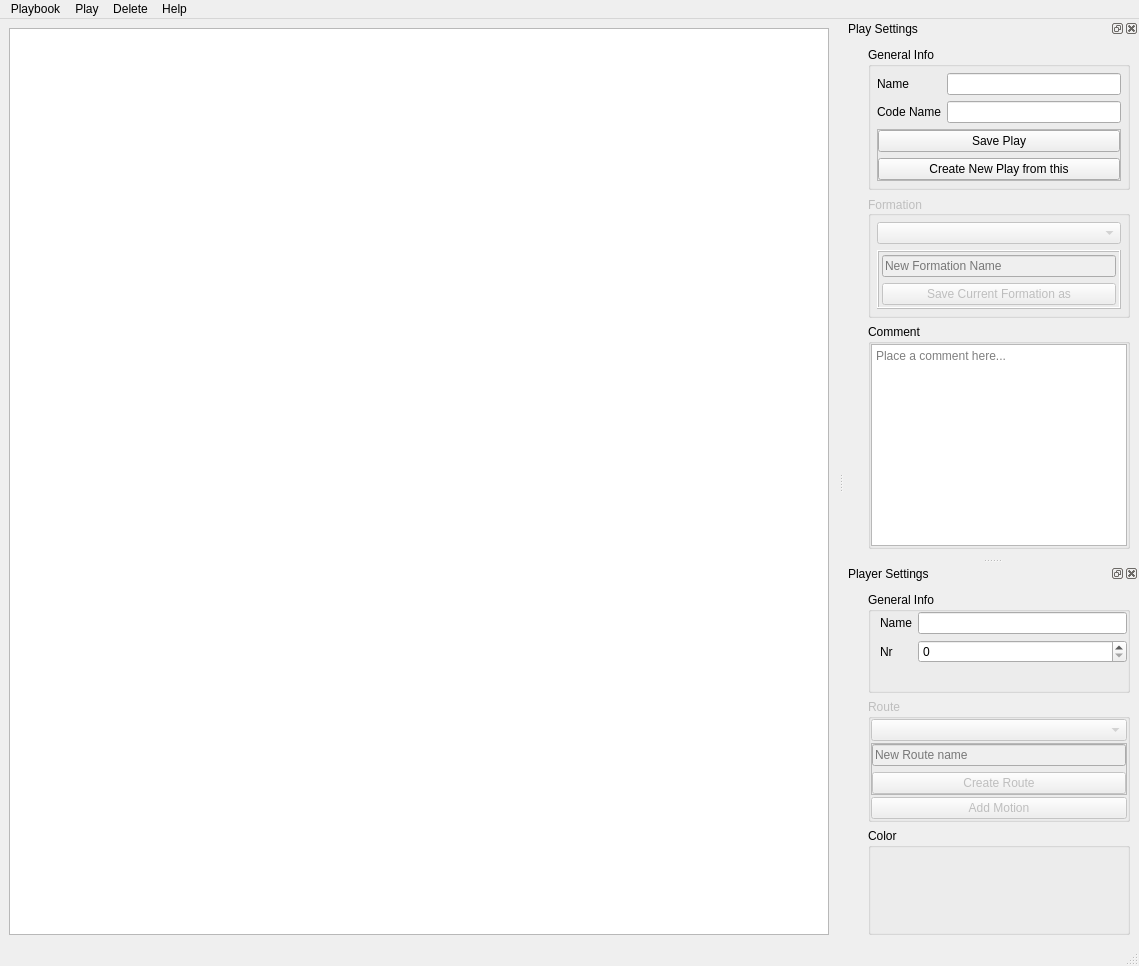
First picture: the form in src/dialogs/mainDialog.ui, repository obraunsdorf/playbook-creator, before the edit.
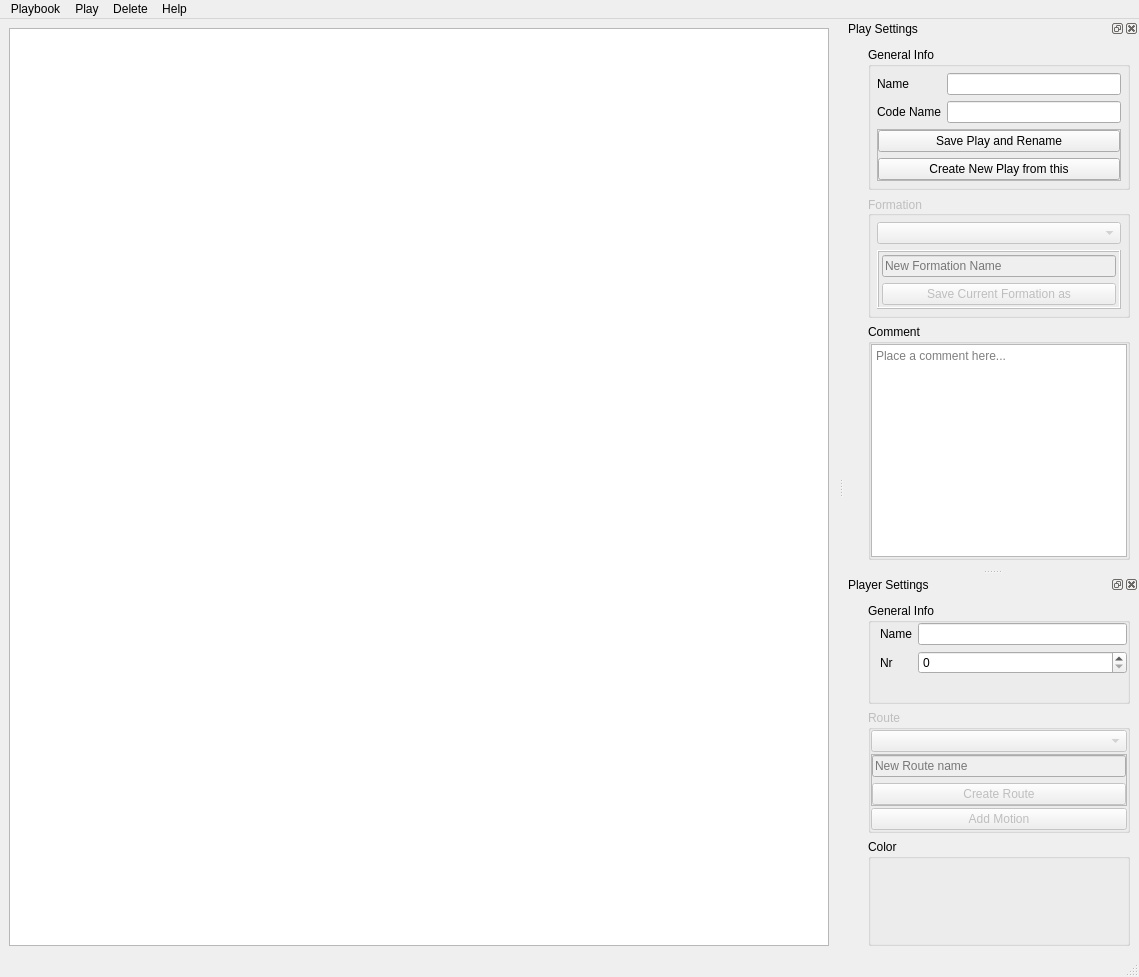
Second picture: the form after the edit. Custom widgets are drawn as their Qt base class.

Commit message: Rename Play in Dock-Widget (implements #25)

The edit to the form file:
```diff
--- a/src/dialogs/mainDialog.ui
+++ b/src/dialogs/mainDialog.ui
@@ -7,7 +7,7 @@
     <x>0</x>
     <y>0</y>
     <width>1139</width>
-    <height>966</height>
+    <height>975</height>
    </rect>
   </property>
   <property name="windowTitle">
@@ -89,7 +89,7 @@
    <property name="minimumSize">
     <size>
      <width>295</width>
-     <height>538</height>
+     <height>550</height>
     </size>
    </property>
    <property name="features">
@@ -175,7 +175,7 @@
            <item>
             <widget class="QPushButton" name="pushButton_3">
              <property name="text">
-              <string>Save Play</string>
+              <string>Save Play and Rename</string>
              </property>
             </widget>
            </item>
@@ -331,7 +331,7 @@
   <widget class="QDockWidget" name="dockWidget">
    <property name="minimumSize">
     <size>
-     <width>139</width>
+     <width>143</width>
      <height>380</height>
     </size>
    </property>
```
Left out of the diff: 21 changed lines with no effect on the pictures. The commit also changes 4 other files.
